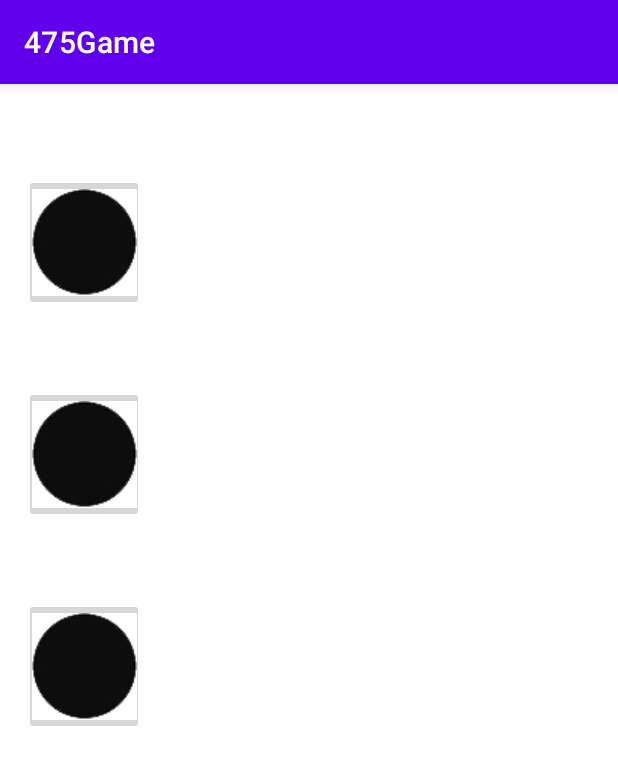
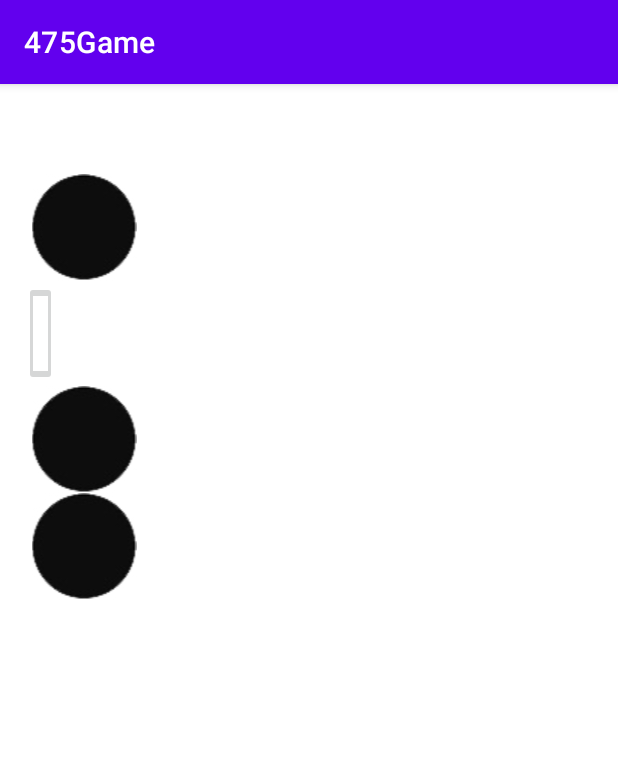
Before and after one commit to dsap15/475Game, an Android app: the gameActivity screen opened directly, with no data from a screen before it, on a phone screen of 412 x 824 dp. Shown: the top 765 px of the screen. Run offline under Robolectric (Android 15) with nearby library versions, the light colour scheme and no system bars.

Commit message:
Rough draft of first 2 3 screens
Set up first 2, 3 screens and brainstorming gameplay

```diff
--- a/app/src/main/java/com/example/a475game/gameActivity.java
+++ b/app/src/main/java/com/example/a475game/gameActivity.java
@@ -13,56 +13,66 @@ import android.view.View;
 import android.widget.ImageButton;
 import android.widget.ImageView;
 
-    public class gameActivity extends AppCompatActivity implements View.OnTouchListener {
-        ImageView imageView;
-        Bitmap bitmap;
-        Canvas canvas;
-        Paint paint;
-        float downx = 0, downy = 0, upx = 0, upy = 0;
+    public class gameActivity extends AppCompatActivity {
+//        ImageView imageView;
+//        Bitmap bitmap;
+//        Canvas canvas;
+//        Paint paint;
+//        float downx = 0, downy = 0, upx = 0, upy = 0;
+
 
 
         @Override
     protected void onCreate(Bundle savedInstanceState) {
         super.onCreate(savedInstanceState);
         setContentView(R.layout.activity_game);
+        ImageButton rect = (ImageButton) findViewById(R.id.vrect);
 
-            imageView = (ImageView) this.findViewById(R.id.imageView3);
+        rect.setOnClickListener(new View.OnClickListener() {
+            @Override
+            public void onClick(View view) {
+                rect.setBackgroundColor(Color.RED);
 
-            Display currentDisplay = getWindowManager().getDefaultDisplay();
-            float dw = currentDisplay.getWidth();
-            float dh = currentDisplay.getHeight();
+            }
+        });
 
-            bitmap = Bitmap.createBitmap((int) dw, (int) dh,
-                    Bitmap.Config.ARGB_8888);
-            canvas = new Canvas(bitmap);
-            paint = new Paint();
-            paint.setColor(Color.GREEN);
-            paint.setStrokeWidth(5f);
-            imageView.setImageBitmap(bitmap);
-
-            imageView.setOnTouchListener(this);
+//            imageView = (ImageView) this.findViewById(R.id.imageView3);
+//
+//            Display currentDisplay = getWindowManager().getDefaultDisplay();
+//            float dw = currentDisplay.getWidth();
+//            float dh = currentDisplay.getHeight();
+//
+//            bitmap = Bitmap.createBitmap((int) dw, (int) dh,
+//                    Bitmap.Config.ARGB_8888);
+//            canvas = new Canvas(bitmap);
+//            paint = new Paint();
+//            paint.setColor(Color.GREEN);
+//            paint.setStrokeWidth(5f);
+//            imageView.setImageBitmap(bitmap);
+//
+//            imageView.setOnTouchListener(this);
         }
 
-        public boolean onTouch(View v, MotionEvent event) {
-            int action = event.getAction();
-            switch (action) {
-                case MotionEvent.ACTION_DOWN:
-                    downx = event.getX();
-                    downy = event.getY();
-                    break;
-                case MotionEvent.ACTION_MOVE:
-                    break;
-                case MotionEvent.ACTION_UP:
-                    upx = event.getX();
-                    upy = event.getY();
-                    canvas.drawLine(downx, downy, upx, upy, paint);
-                    imageView.invalidate();
-                    break;
-                case MotionEvent.ACTION_CANCEL:
-                    break;
-                default:
-                    break;
-            }
-            return true;
-        }
+//        public boolean onTouch(View v, MotionEvent event) {
+//            int action = event.getAction();
+//            switch (action) {
+//                case MotionEvent.ACTION_DOWN:
+//                    downx = event.getX();
+//                    downy = event.getY();
+//                    break;
+//                case MotionEvent.ACTION_MOVE:
+//                    break;
+//                case MotionEvent.ACTION_UP:
+//                    upx = event.getX();
+//                    upy = event.getY();
+//                    canvas.drawLine(downx, downy, upx, upy, paint);
+//                    imageView.invalidate();
+//                    break;
+//                case MotionEvent.ACTION_CANCEL:
+//                    break;
+//                default:
+//                    break;
+//            }
+//            return true;
+//        }
     }
--- /dev/null
+++ b/app/src/main/res/drawable/rect.xml
@@ -0,0 +1,7 @@
+<shape xmlns:android="http://schemas.android.com/apk/res/android" android:shape="rectangle">
+    <size android:height="50dp" />
+    <size android:width="10dp" />
+    <solid android:color="#FFFFFF">
+        <stroke android:color="#000000" android:width="5dp"></stroke>
+    </solid>
+</shape>
--- a/app/src/main/res/layout/activity_game.xml
+++ b/app/src/main/res/layout/activity_game.xml
@@ -11,41 +11,68 @@
     android:orientation="vertical"
     android:id="@+id/layout">
 
+    <ImageView
+        android:id="@+id/image"
+            android:layout_width="80dp"
+            android:layout_height="wrap_content"
+            app:srcCompat="@drawable/node"
+            />
+
+
     <ImageButton
-        android:id="@+id/imageButton3"
+        android:id="@+id/vrect"
+        android:layout_width="22dp"
+        android:layout_height="wrap_content"
+        app:srcCompat="@drawable/rect" />
+
+    <ImageView
+        android:id="@+id/image2"
+        android:layout_width="80dp"
+        android:layout_height="wrap_content"
+        app:srcCompat="@drawable/node"
+        />
+    <ImageView
+        android:id="@+id/image3"
         android:layout_width="80dp"
         android:layout_height="wrap_content"
         app:srcCompat="@drawable/node"
         />
 
-    <View
-        android:layout_width="0dp"
-        android:layout_height="50dp"
-         />
+<!--    <ImageButton-->
+<!--        android:id="@+id/imageButton3"-->
+<!--        android:layout_width="80dp"-->
+<!--        android:layout_height="wrap_content"-->
+<!--        app:srcCompat="@drawable/node"-->
+<!--        />-->
 
-    <ImageButton
-        android:id="@+id/imageButton4"
-        android:layout_width="80dp"
-        android:layout_height="wrap_content"
+<!--    <View-->
+<!--        android:layout_width="0dp"-->
+<!--        android:layout_height="50dp"-->
+<!--         />-->
 
-        app:srcCompat="@drawable/node" />
+<!--    <ImageButton-->
+<!--        android:id="@+id/imageButton4"-->
+<!--        android:layout_width="80dp"-->
+<!--        android:layout_height="wrap_content"-->
 
-    <View
-        android:layout_width="0dp"
-        android:layout_height="50dp"
-        />
+<!--        app:srcCompat="@drawable/node" />-->
 
-    <ImageButton
-        android:id="@+id/imageButton5"
-        android:layout_width="80dp"
-        android:layout_height="wrap_content"
-        app:srcCompat="@drawable/node" />
+<!--    <View-->
+<!--        android:layout_width="0dp"-->
+<!--        android:layout_height="50dp"-->
+<!--        />-->
 
-    <ImageView
-        android:id="@+id/imageView3"
-        android:layout_width="match_parent"
-        android:layout_height="225dp"
-        app:srcCompat="@drawable/ic_launcher_background"
-        tools:ignore="VectorDrawableCompat" />
+<!--    <ImageButton-->
+<!--        android:id="@+id/imageButton5"-->
+<!--        android:layout_width="80dp"-->
+<!--        android:layout_height="wrap_content"-->
+<!--        app:srcCompat="@drawable/node" />-->
+
+<!--    <ImageView-->
+<!--        android:id="@+id/imageView3"-->
+<!--        android:layout_width="match_parent"-->
+<!--        android:layout_height="225dp"-->
+<!--        app:srcCompat="@drawable/ic_launcher_background"-->
+<!--        tools:ignore="VectorDrawableCompat" />-->
 
 </LinearLayout>
--- a/app/src/main/res/layout/activity_level_editor.xml
+++ b/app/src/main/res/layout/activity_level_editor.xml
@@ -4,6 +4,7 @@
     xmlns:tools="http://schemas.android.com/tools"
     android:layout_width="match_parent"
     android:layout_height="match_parent"
+    android:background="#d6d7d7"
     tools:context=".LevelEditor">
 
     <ImageView
--- a/app/src/main/res/layout/activity_main.xml
+++ b/app/src/main/res/layout/activity_main.xml
@@ -4,7 +4,7 @@
     xmlns:tools="http://schemas.android.com/tools"
     android:layout_width="match_parent"
     android:layout_height="match_parent"
-    android:background="@color/backgroundColor"
+    android:background="#d6d7d7"
     tools:context=".MainActivity">
 
 
--- a/app/src/main/res/layout/settings_activity.xml
+++ b/app/src/main/res/layout/settings_activity.xml
@@ -3,7 +3,7 @@
     xmlns:tools="http://schemas.android.com/tools"
     android:layout_width="match_parent"
     android:layout_height="match_parent"
-    android:background="@color/backgroundColor"
+    android:background="#d6d7d7"
     tools:context=".SettingsActivity">
 
     <Spinner
@@ -19,7 +19,8 @@
         app:layout_constraintEnd_toEndOf="parent"
         app:layout_constraintStart_toStartOf="parent"
         app:layout_constraintTop_toBottomOf="@+id/toggleButton3"
-        app:layout_constraintVertical_bias="0.148" />
+        app:layout_constraintVertical_bias="0.148"
+        android:gravity="center_horizontal" />
 
     <ToggleButton
         android:id="@+id/toggleButton"
```
Also changed, not shown: app/src/main/java/com/example/a475game/tutorialActivity.java (+12 -0 lines), app/src/main/res/layout/activity_tutorial.xml (+35 -0 lines).
